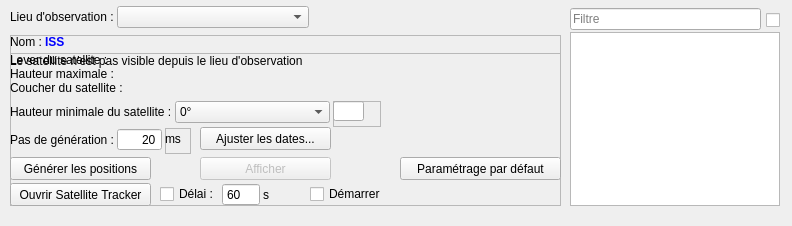
First picture: the form in src/interface/onglets/telescope/suivitelescope.ui, repository mconsidine/previsat_archive, before the edit.
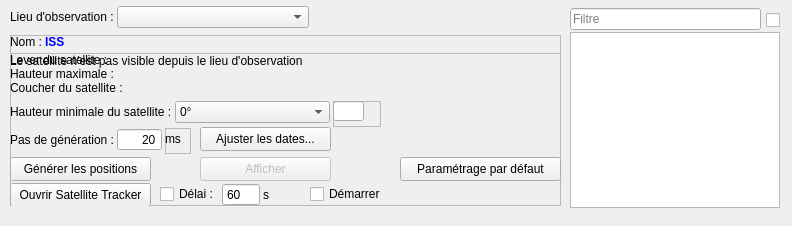
Second picture: the form after the edit. Icons and pictures are not drawn.

Diff of the .ui file:
```diff
--- a/src/interface/onglets/telescope/suivitelescope.ui
+++ b/src/interface/onglets/telescope/suivitelescope.ui
@@ -72,7 +72,7 @@
      <x>570</x>
      <y>32</y>
      <width>210</width>
-     <height>174</height>
+     <height>176</height>
     </rect>
    </property>
    <property name="font">
@@ -167,7 +167,7 @@
        <x>0</x>
        <y>104</y>
        <width>141</width>
-       <height>23</height>
+       <height>24</height>
       </rect>
      </property>
      <property name="text">
@@ -457,7 +457,7 @@
        <x>0</x>
        <y>130</y>
        <width>141</width>
-       <height>23</height>
+       <height>24</height>
       </rect>
      </property>
      <property name="text">
@@ -518,7 +518,7 @@
        <x>190</x>
        <y>104</y>
        <width>131</width>
-       <height>23</height>
+       <height>24</height>
       </rect>
      </property>
      <property name="text">
@@ -547,7 +547,7 @@
        <x>190</x>
        <y>74</y>
        <width>131</width>
-       <height>23</height>
+       <height>24</height>
       </rect>
      </property>
      <property name="text">
@@ -560,7 +560,7 @@
        <x>390</x>
        <y>104</y>
        <width>161</width>
-       <height>23</height>
+       <height>24</height>
       </rect>
      </property>
      <property name="font">
```
